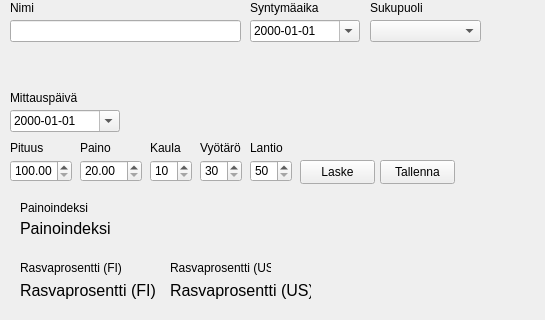
JouniKiiskila/FitnessGUI, file main.ui: the form before one commit; both pictures show x 0 to 545 and y 0 to 320 of the 800 by 600 pixel window.
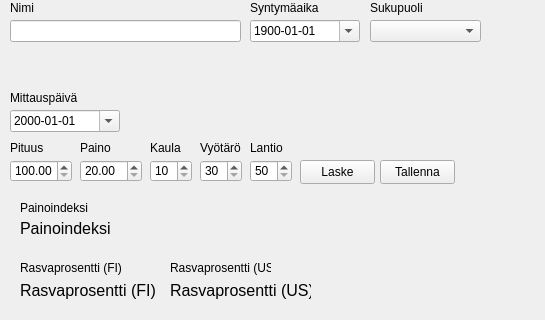
The form after the commit.

```diff
--- a/main.ui
+++ b/main.ui
@@ -260,6 +260,16 @@
     <property name="locale">
      <locale language="Finnish" country="Finland"/>
     </property>
+    <property name="dateTime">
+     <datetime>
+      <hour>0</hour>
+      <minute>0</minute>
+      <second>0</second>
+      <year>1900</year>
+      <month>1</month>
+      <day>1</day>
+     </datetime>
+    </property>
     <property name="displayFormat">
      <string>yyyy-MM-dd</string>
     </property>
```
